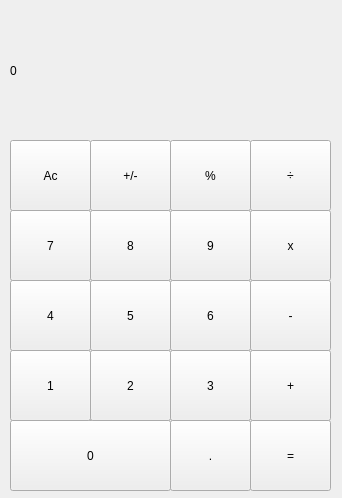
Above: mainwindow.ui from Hello-world-senior/QT_calculator before the change. Below: the same form after it.
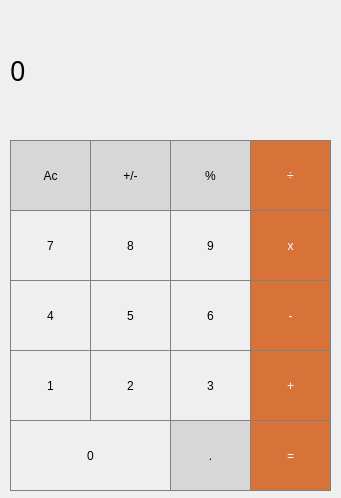
That is the form after the change.

The edit to the form file:
```diff
--- a/mainwindow.ui
+++ b/mainwindow.ui
@@ -6,10 +6,22 @@
    <rect>
     <x>0</x>
     <y>0</y>
-    <width>342</width>
+    <width>341</width>
     <height>498</height>
    </rect>
   </property>
+  <property name="minimumSize">
+   <size>
+    <width>341</width>
+    <height>498</height>
+   </size>
+  </property>
+  <property name="maximumSize">
+   <size>
+    <width>341</width>
+    <height>498</height>
+   </size>
+  </property>
   <property name="windowTitle">
    <string>MainWindow</string>
   </property>
@@ -23,6 +35,14 @@
       <height>71</height>
      </rect>
     </property>
+    <property name="styleSheet">
+     <string notr="true">QPushButton{
+border: 1px solid gray;
+}
+QPushButton-pressed{
+background-color:qlineargradient(x1:0,y1:0,x2:0,y2:1,stop:0#dadbde,stop:1#f6F7Fa)
+}</string>
+    </property>
     <property name="text">
      <string>0</string>
     </property>
@@ -36,6 +56,14 @@
       <height>71</height>
      </rect>
     </property>
+    <property name="styleSheet">
+     <string notr="true">QPushButton{
+border: 1px solid gray;
+}
+QPushButton-pressed{
+background-color:qlineargradient(x1:0,y1:0,x2:0,y2:1,stop:0#dadbde,stop:1#f6F7Fa)
+}</string>
+    </property>
     <property name="text">
      <string>1</string>
     </property>
@@ -49,6 +77,14 @@
       <height>71</height>
      </rect>
     </property>
+    <property name="styleSheet">
+     <string notr="true">QPushButton{
+border: 1px solid gray;
+}
+QPushButton-pressed{
+background-color:qlineargradient(x1:0,y1:0,x2:0,y2:1,stop:0#dadbde,stop:1#f6F7Fa)
+}</string>
+    </property>
     <property name="text">
      <string>2</string>
     </property>
@@ -62,6 +98,14 @@
       <height>71</height>
      </rect>
     </property>
+    <property name="styleSheet">
+     <string notr="true">QPushButton{
+border: 1px solid gray;
+}
+QPushButton-pressed{
+background-color:qlineargradient(x1:0,y1:0,x2:0,y2:1,stop:0#dadbde,stop:1#f6F7Fa)
+}</string>
+    </property>
     <property name="text">
      <string>3</string>
     </property>
@@ -75,6 +119,16 @@
       <height>71</height>
      </rect>
     </property>
+    <property name="styleSheet">
+     <string notr="true">QPushButton{
+background:rgb(215,215,215);
+border: 1px solid gray;
+}
+QPushButton-pressed{
+background-color:qlineargradient(x1:0,y1:0,x2:0,y2:1,stop:0
+#bebebe,stop:1#D7D7D7)
+}</string>
+    </property>
     <property name="text">
      <string>.</string>
     </property>
@@ -88,6 +142,17 @@
       <height>71</height>
      </rect>
     </property>
+    <property name="styleSheet">
+     <string notr="true">QPushButton{
+background:rgb(215,115,57);
+color: white ;
+border: 1px solid gray;
+}
+QPushButton-pressed{
+background-color:qlineargradient(x1:0,y1:0,x2:0,y2:1,stop:0
+#FF7832,stop:1#FF9739)
+}</string>
+    </property>
     <property name="text">
      <string>=</string>
     </property>
@@ -101,6 +166,14 @@
       <height>71</height>
      </rect>
     </property>
+    <property name="styleSheet">
+     <string notr="true">QPushButton{
+border: 1px solid gray;
+}
+QPushButton-pressed{
+background-color:qlineargradient(x1:0,y1:0,x2:0,y2:1,stop:0#dadbde,stop:1#f6F7Fa)
+}</string>
+    </property>
     <property name="text">
      <string>6</string>
     </property>
@@ -114,6 +187,14 @@
       <height>71</height>
      </rect>
     </property>
+    <property name="styleSheet">
+     <string notr="true">QPushButton{
+border: 1px solid gray;
+}
+QPushButton-pressed{
+background-color:qlineargradient(x1:0,y1:0,x2:0,y2:1,stop:0#dadbde,stop:1#f6F7Fa)
+}</string>
+    </property>
     <property name="text">
      <string>4</string>
     </property>
@@ -127,6 +208,14 @@
       <height>71</height>
      </rect>
     </property>
+    <property name="styleSheet">
+     <string notr="true">QPushButton{
+border: 1px solid gray;
+}
+QPushButton-pressed{
+background-color:qlineargradient(x1:0,y1:0,x2:0,y2:1,stop:0#dadbde,stop:1#f6F7Fa)
+}</string>
+    </property>
     <property name="text">
      <string>5</string>
     </property>
@@ -140,6 +229,14 @@
       <height>71</height>
      </rect>
     </property>
+    <property name="styleSheet">
+     <string notr="true">QPushButton{
+border: 1px solid gray;
+}
+QPushButton-pressed{
+background-color:qlineargradient(x1:0,y1:0,x2:0,y2:1,stop:0#dadbde,stop:1#f6F7Fa)
+}</string>
+    </property>
     <property name="text">
      <string>9</string>
     </property>
@@ -153,6 +250,14 @@
       <height>71</height>
      </rect>
     </property>
+    <property name="styleSheet">
+     <string notr="true">QPushButton{
+border: 1px solid gray;
+}
+QPushButton-pressed{
+background-color:qlineargradient(x1:0,y1:0,x2:0,y2:1,stop:0#dadbde,stop:1#f6F7Fa)
+}</string>
+    </property>
     <property name="text">
      <string>7</string>
     </property>
@@ -166,6 +271,14 @@
       <height>71</height>
      </rect>
     </property>
+    <property name="styleSheet">
+     <string notr="true">QPushButton{
+border: 1px solid gray;
+}
+QPushButton-pressed{
+background-color:qlineargradient(x1:0,y1:0,x2:0,y2:1,stop:0#dadbde,stop:1#f6F7Fa)
+}</string>
+    </property>
     <property name="text">
      <string>8</string>
     </property>
@@ -179,6 +292,17 @@
       <height>71</height>
      </rect>
     </property>
+    <property name="styleSheet">
+     <string notr="true">QPushButton{
+background:rgb(215,115,57);
+color: white ;
+border: 1px solid gray;
+}
+QPushButton-pressed{
+background-color:qlineargradient(x1:0,y1:0,x2:0,y2:1,stop:0
+#FF7832,stop:1#FF9739)
+}</string>
+    </property>
     <property name="text">
      <string>+</string>
     </property>
@@ -192,6 +316,17 @@
       <height>71</height>
      </rect>
     </property>
+    <property name="styleSheet">
+     <string notr="true">QPushButton{
+background:rgb(215,115,57);
+color: white ;
+border: 1px solid gray;
+}
+QPushButton-pressed{
+background-color:qlineargradient(x1:0,y1:0,x2:0,y2:1,stop:0
+#FF7832,stop:1#FF9739)
+}</string>
+    </property>
     <property name="text">
      <string>-</string>
     </property>
@@ -205,6 +340,17 @@
       <height>71</height>
      </rect>
     </property>
+    <property name="styleSheet">
+     <string notr="true">QPushButton{
+background:rgb(215,115,57);
+color: white ;
+border: 1px solid gray;
+}
+QPushButton-pressed{
+background-color:qlineargradient(x1:0,y1:0,x2:0,y2:1,stop:0
+#FF7832,stop:1#FF9739)
+}</string>
+    </property>
     <property name="text">
      <string>x</string>
     </property>
@@ -218,6 +364,17 @@
       <height>71</height>
      </rect>
     </property>
+    <property name="styleSheet">
+     <string notr="true">QPushButton{
+background:rgb(215,115,57);
+color: white ;
+border: 1px solid gray;
+}
+QPushButton-pressed{
+background-color:qlineargradient(x1:0,y1:0,x2:0,y2:1,stop:0
+#FF7832,stop:1#FF9739)
+}</string>
+    </property>
     <property name="text">
      <string>÷</string>
     </property>
@@ -231,6 +388,16 @@
       <height>71</height>
      </rect>
     </property>
+    <property name="styleSheet">
+     <string notr="true">QPushButton{
+background:rgb(215,215,215);
+border: 1px solid gray;
+}
+QPushButton-pressed{
+background-color:qlineargradient(x1:0,y1:0,x2:0,y2:1,stop:0
+#bebebe,stop:1#D7D7D7)
+}</string>
+    </property>
     <property name="text">
      <string>%</string>
     </property>
@@ -244,6 +411,16 @@
       <height>71</height>
      </rect>
     </property>
+    <property name="styleSheet">
+     <string notr="true">QPushButton{
+background:rgb(215,215,215);
+border: 1px solid gray;
+}
+QPushButton-pressed{
+background-color:qlineargradient(x1:0,y1:0,x2:0,y2:1,stop:0
+#bebebe,stop:1#D7D7D7)
+}</string>
+    </property>
     <property name="text">
      <string>+/-</string>
     </property>
@@ -257,6 +434,16 @@
       <height>71</height>
      </rect>
     </property>
+    <property name="styleSheet">
+     <string notr="true">QPushButton{
+background:rgb(215,215,215);
+border: 1px solid gray;
+}
+QPushButton-pressed{
+background-color:qlineargradient(x1:0,y1:0,x2:0,y2:1,stop:0
+#bebebe,stop:1#D7D7D7)
+}</string>
+    </property>
     <property name="text">
      <string>Ac</string>
     </property>
@@ -270,6 +457,19 @@
       <height>121</height>
      </rect>
     </property>
+    <property name="font">
+     <font>
+      <family>Segoe MDL2 Assets</family>
+      <pointsize>20</pointsize>
+     </font>
+    </property>
+    <property name="styleSheet">
+     <string notr="true">QLabel {
+qproperty-alignment:'AlignVCenter | AlignRight' ;
+ border : 1px solid gray;
+}
+background-color : white;</string>
+    </property>
     <property name="text">
      <string>0</string>
     </property>
```
